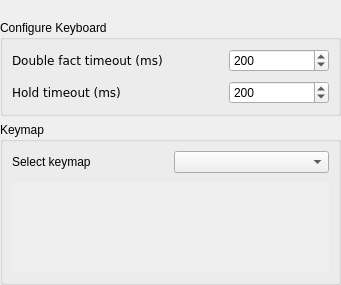
Qt form src/traverso/ui/KeyboardConfigPage.ui (ErwanLegrand/Traverso-DAW) before a commit.
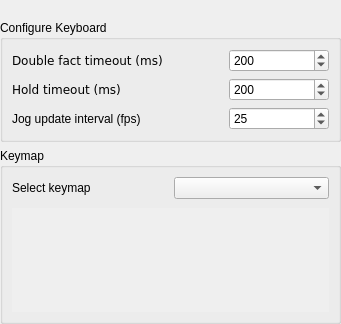
The same form after that commit. Icons and pictures are not drawn.

Commit message: * Before saving, move old project file to backup file * Don't quit during a recording * Use a QTimer to distribute jog (mouse move) events evenly, and added it as a configuration option (JogUpdateInterval) * updated the Settings dialog, showing the JogUpdateInterval in frames per second. * ViewItems now have the float cursor by default set

What changed in the file:
```diff
--- a/src/traverso/ui/KeyboardConfigPage.ui
+++ b/src/traverso/ui/KeyboardConfigPage.ui
@@ -6,7 +6,7 @@
     <x>0</x>
     <y>0</y>
     <width>341</width>
-    <height>285</height>
+    <height>324</height>
    </rect>
   </property>
   <property name="windowTitle" >
@@ -45,7 +45,7 @@
        <number>9</number>
       </property>
       <property name="spacing" >
-       <number>9</number>
+       <number>6</number>
       </property>
       <item>
        <layout class="QHBoxLayout" >
@@ -150,6 +150,60 @@
         </item>
        </layout>
       </item>
+      <item>
+       <layout class="QHBoxLayout" >
+        <property name="margin" >
+         <number>0</number>
+        </property>
+        <property name="spacing" >
+         <number>6</number>
+        </property>
+        <item>
+         <widget class="QLabel" name="label_4" >
+          <property name="toolTip" >
+           <string>&lt;html>&lt;head>&lt;meta name="qrichtext" content="1" />&lt;style type="text/css">
+p, li { white-space: pre-wrap; }
+&lt;/style>&lt;/head>&lt;body style=" font-family:'Sans Serif'; font-size:9pt; font-weight:400; font-style:normal; text-decoration:none;">
+&lt;p style=" margin-top:0px; margin-bottom:0px; margin-left:0px; margin-right:0px; -qt-block-indent:0; text-indent:0px;">The number of times per second at which the Graphical&lt;/p>
+&lt;p style=" margin-top:0px; margin-bottom:0px; margin-left:0px; margin-right:0px; -qt-block-indent:0; text-indent:0px;">Items are repainted during a jog action, like moving an&lt;/p>
+&lt;p style=" margin-top:0px; margin-bottom:0px; margin-left:0px; margin-right:0px; -qt-block-indent:0; text-indent:0px;">AudioClip, or changing the Gain.&lt;/p>
+&lt;p style="-qt-paragraph-type:empty; margin-top:0px; margin-bottom:0px; margin-left:0px; margin-right:0px; -qt-block-indent:0; text-indent:0px;">&lt;/p>
+&lt;p style=" margin-top:0px; margin-bottom:0px; margin-left:0px; margin-right:0px; -qt-block-indent:0; text-indent:0px;">The default frames per second of 35 is a perfect compromise &lt;/p>
+&lt;p style=" margin-top:0px; margin-bottom:0px; margin-left:0px; margin-right:0px; -qt-block-indent:0; text-indent:0px;">between smooth painting, and low cpu usage.&lt;/p>
+&lt;p style="-qt-paragraph-type:empty; margin-top:0px; margin-bottom:0px; margin-left:0px; margin-right:0px; -qt-block-indent:0; text-indent:0px;">&lt;/p>
+&lt;p style=" margin-top:0px; margin-bottom:0px; margin-left:0px; margin-right:0px; -qt-block-indent:0; text-indent:0px;">However, if you find the painting to be not smooth enough,&lt;/p>
+&lt;p style=" margin-top:0px; margin-bottom:0px; margin-left:0px; margin-right:0px; -qt-block-indent:0; text-indent:0px;">change this value to a higher one, but keep in mind that it&lt;/p>
+&lt;p style=" margin-top:0px; margin-bottom:0px; margin-left:0px; margin-right:0px; -qt-block-indent:0; text-indent:0px;">will consume considerably more cpu!&lt;/p>
+&lt;p style="-qt-paragraph-type:empty; margin-top:0px; margin-bottom:0px; margin-left:0px; margin-right:0px; -qt-block-indent:0; text-indent:0px;">&lt;/p>
+&lt;p style=" margin-top:0px; margin-bottom:0px; margin-left:0px; margin-right:0px; -qt-block-indent:0; text-indent:0px;">If for example moving an AudioClip still takes to much cpu,&lt;/p>
+&lt;p style=" margin-top:0px; margin-bottom:0px; margin-left:0px; margin-right:0px; -qt-block-indent:0; text-indent:0px;">you should consider to lower this value.&lt;/p>&lt;/body>&lt;/html></string>
+          </property>
+          <property name="text" >
+           <string>Jog update interval (fps)</string>
+          </property>
+         </widget>
+        </item>
+        <item>
+         <widget class="QSpinBox" name="jogUpdateIntervalSpinBox" >
+          <property name="maximumSize" >
+           <size>
+            <width>100</width>
+            <height>16777215</height>
+           </size>
+          </property>
+          <property name="maximum" >
+           <number>50</number>
+          </property>
+          <property name="minimum" >
+           <number>20</number>
+          </property>
+          <property name="value" >
+           <number>25</number>
+          </property>
+         </widget>
+        </item>
+       </layout>
+      </item>
      </layout>
     </widget>
    </item>
@@ -210,19 +264,6 @@
      </layout>
     </widget>
    </item>
-   <item>
-    <spacer>
-     <property name="orientation" >
-      <enum>Qt::Vertical</enum>
-     </property>
-     <property name="sizeHint" >
-      <size>
-       <width>20</width>
-       <height>16</height>
-      </size>
-     </property>
-    </spacer>
-   </item>
   </layout>
  </widget>
  <resources/>
```
The commit also changes 20 other files.
